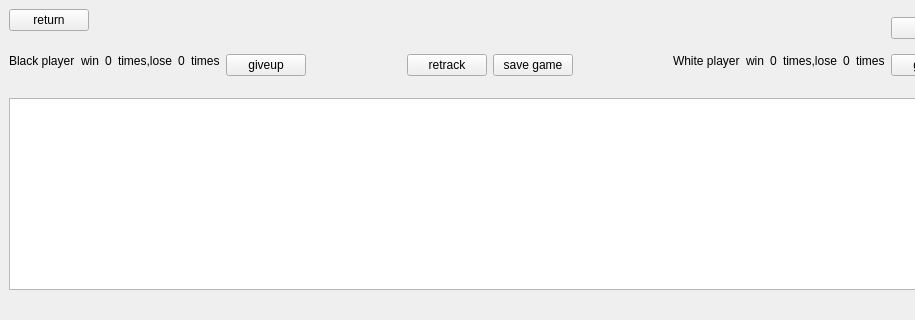
Above: fivechessform.ui from shendl1978/testQGraphicsView1 before the change; both pictures show x 0 to 915 and y 0 to 320 of the 915 by 600 pixel window. Below: the same form after it.
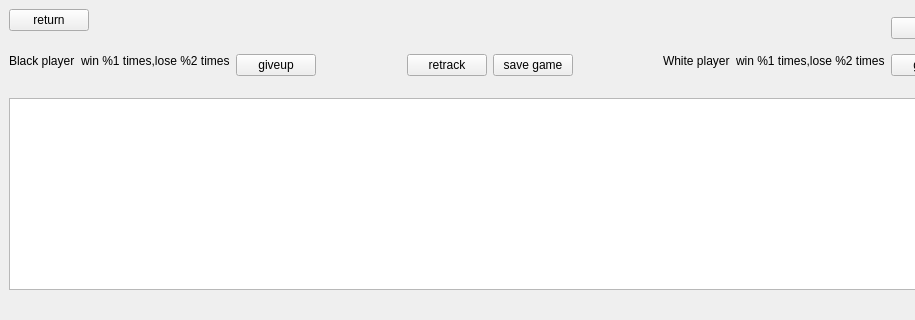
That is the form after the change.

```diff
--- a/fivechessform.ui
+++ b/fivechessform.ui
@@ -66,35 +66,7 @@
       <item alignment="Qt::AlignLeft|Qt::AlignTop">
        <widget class="QLabel" name="blackRecordLabelPre">
         <property name="text">
-         <string>win</string>
-        </property>
-       </widget>
-      </item>
-      <item alignment="Qt::AlignLeft|Qt::AlignTop">
-       <widget class="QLabel" name="blackRecordWinLabel">
-        <property name="text">
-         <string>0</string>
-        </property>
-       </widget>
-      </item>
-      <item alignment="Qt::AlignLeft|Qt::AlignTop">
-       <widget class="QLabel" name="blackRecordLabelMiddle">
-        <property name="text">
-         <string>times,lose</string>
-        </property>
-       </widget>
-      </item>
-      <item alignment="Qt::AlignLeft|Qt::AlignTop">
-       <widget class="QLabel" name="blackRecordLoseLabel">
-        <property name="text">
-         <string>0</string>
-        </property>
-       </widget>
-      </item>
-      <item alignment="Qt::AlignLeft|Qt::AlignTop">
-       <widget class="QLabel" name="blackRecordLabelAfter">
-        <property name="text">
-         <string>times</string>
+         <string>win %1 times,lose %2 times</string>
         </property>
        </widget>
       </item>
@@ -155,35 +127,7 @@
       <item alignment="Qt::AlignRight|Qt::AlignTop">
        <widget class="QLabel" name="whiteRecordLabelPre">
         <property name="text">
-         <string>win</string>
-        </property>
-       </widget>
-      </item>
-      <item alignment="Qt::AlignRight|Qt::AlignTop">
-       <widget class="QLabel" name="whiteRecordWinLabel">
-        <property name="text">
-         <string>0</string>
-        </property>
-       </widget>
-      </item>
-      <item alignment="Qt::AlignRight|Qt::AlignTop">
-       <widget class="QLabel" name="whiteRecordLabelMiddle">
-        <property name="text">
-         <string>times,lose</string>
-        </property>
-       </widget>
-      </item>
-      <item alignment="Qt::AlignRight|Qt::AlignTop">
-       <widget class="QLabel" name="whiteRecordLoseLabel">
-        <property name="text">
-         <string>0</string>
-        </property>
-       </widget>
-      </item>
-      <item alignment="Qt::AlignRight|Qt::AlignTop">
-       <widget class="QLabel" name="whiteRecordLabelAfter">
-        <property name="text">
-         <string>times</string>
+         <string>win %1 times,lose %2 times</string>
         </property>
        </widget>
       </item>
```
Left out of the diff: 4 changed lines with no effect on the pictures.
